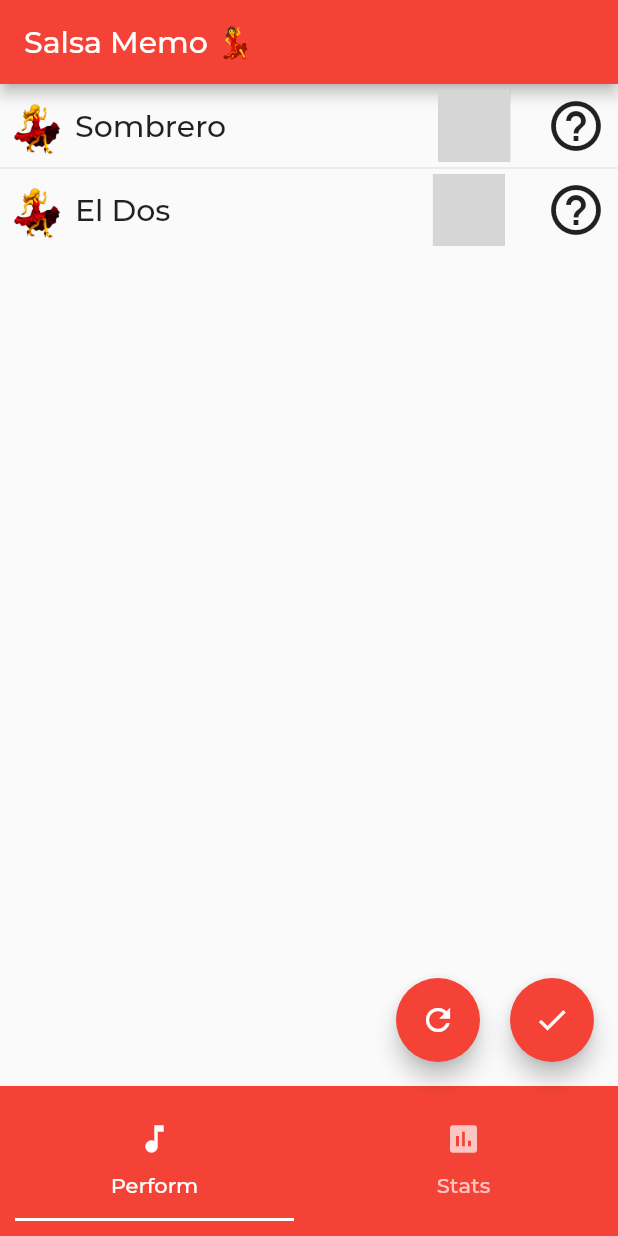
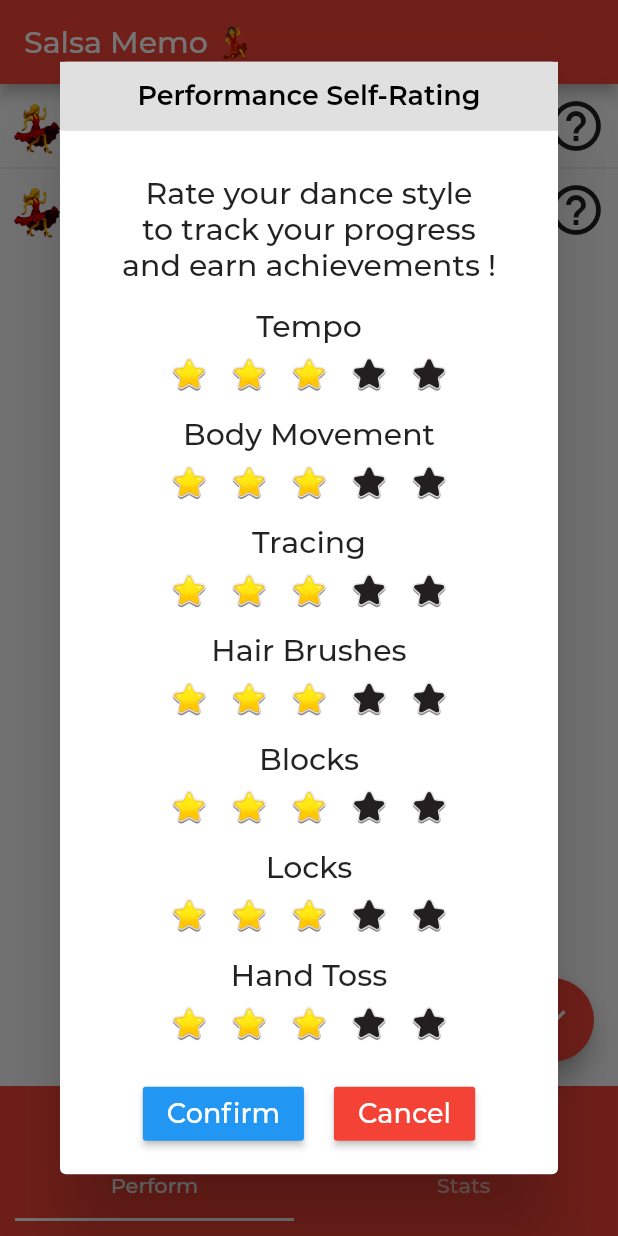
Before and after one commit to One-Week-Apps/SalsaCoach, a Flutter app: the screen it shows after launch, after a tap on the "check" icon, on a phone screen of 412 x 824 dp. Run offline on Flutter 3.47's test engine with Material 2 defaults, Android fonts, the phone set to English and light mode, and no system bars; our stand-ins replace charts_flutter, flutter_clean_architecture, shared_preferences; accounts and stored records are empty; statements that could not run were skipped; project files that could hold a hidden picture were left out; grey boxes are pictures that could not be loaded.

Commit message:
add Score Types structure and implement rate performance alert and performance score save

```diff
--- a/lib/src/app/pages/home/home_controller.dart
+++ b/lib/src/app/pages/home/home_controller.dart
@@ -1,9 +1,37 @@
+//import 'dart:collection';
+
+import 'package:salsa_memo/src/app/CustomImages.dart';
 import 'package:salsa_memo/src/domain/entities/move.dart';
+import 'package:salsa_memo/src/domain/entities/performance_score.dart';
 
 import './home_presenter.dart';
 import '../../../domain/entities/user.dart';
 import 'package:flutter/material.dart';
 import 'package:flutter_clean_architecture/flutter_clean_architecture.dart';
+
+enum ScoreTypes {
+  tempo,
+  bodyMovement,
+  tracing,
+  hairBrushes,
+  blocks,
+  locks,
+  handToss
+}
+
+extension ScoreTypesExtension on ScoreTypes {
+  static const _names = {
+    ScoreTypes.tempo: 'Tempo',
+    ScoreTypes.bodyMovement: 'Body Movement',
+    ScoreTypes.tracing: 'Tracing',
+    ScoreTypes.hairBrushes: 'Hair Brushes',
+    ScoreTypes.blocks: 'Blocks',
+    ScoreTypes.locks: 'Locks',
+    ScoreTypes.handToss: 'Hand Toss',
+  };
+
+  String get rawValue => _names[this];
+}
 
 class HomeController extends Controller {
   int _counter;
@@ -65,9 +93,24 @@ class HomeController extends Controller {
     //refreshUI();
   }
 
-  void ratePerformanceButtonPressed() {
+  void ratePerformanceButtonPressed(BuildContext context) {
     print("ratePerformanceButtonPressed");
-    homePresenter.addPerformance();
+    showCustomDialogWithImage(context);
+  }
+
+  void ratePerformanceValidated() {
+    print("ratePerformanceValidated");
+    var perfScore = PerformanceScore(
+      _ratings[ScoreTypes.tempo],
+      _ratings[ScoreTypes.bodyMovement],
+      _ratings[ScoreTypes.tracing],
+      _ratings[ScoreTypes.hairBrushes],
+      _ratings[ScoreTypes.blocks],
+      _ratings[ScoreTypes.locks],
+      _ratings[ScoreTypes.handToss],
+    );
+    var perf = Performance(DateTime.now().millisecondsSinceEpoch, perfScore, DateTime.now());
+    homePresenter.addPerformance(perf);
     refreshUI();
   }
 
@@ -82,4 +125,119 @@ class HomeController extends Controller {
     homePresenter.dispose(); // don't forget to dispose of the presenter
     super.dispose();
   }
+
+  static var _ratingsKeys = ScoreTypes.values;
+  static var _ratingsValues = List.filled(ScoreTypes.values.length, 3);
+  Map<ScoreTypes, int> _ratings = new Map.fromIterables(_ratingsKeys, _ratingsValues);
+
+  List<Widget> _starRatingView(ScoreTypes scoreType, StateSetter setState) {
+    var children = <Widget>[
+      for (var i = 0 ; i < 5 ; i++) new Container(
+        width: 40,
+        height: 40,
+        child: IconButton(icon: new Image.asset(
+            i < this._ratings[scoreType] ? CustomImages.starOn : CustomImages.starOff,
+            fit: BoxFit.scaleDown,
+          ), onPressed: () {
+            print("${scoreType.rawValue} rated ${i + 1}");
+            setState(() {
+              this._ratings[scoreType] = (i + 1);
+            });
+          })
+      )
+    ];
+    return children;
+  }
+
+  Widget _ratingBox(ScoreTypes scoreType) {
+    String title = scoreType.rawValue;
+    return Column(children: <Widget>[
+      Text(title, style: TextStyle(fontSize: 20, fontWeight: FontWeight.w500)),
+      StatefulBuilder(builder: (context, setState) {
+        return Row(mainAxisAlignment: MainAxisAlignment.center, children: _starRatingView(scoreType, setState));
+      }),
+      //Row(mainAxisAlignment: MainAxisAlignment.center, children: _starRatingView(scoreType)),
+    ]);
+  }
+
+  void showCustomDialogWithImage(BuildContext context) {
+    var screenSize = MediaQuery.of(context).size;
+    Dialog dialogWithImage = Dialog(
+      child: Container(
+        width: screenSize.width * 0.9,
+        height: screenSize.height * 0.9,
+        child: Column(
+          children: <Widget>[
+            Container(
+              margin: EdgeInsets.only(bottom: 30),
+              padding: EdgeInsets.all(12),
+              alignment: Alignment.center,
+              decoration: BoxDecoration(color: Colors.grey[300]),
+              child: Text(
+                "Performance Self-Rating",
+                style: TextStyle(
+                    color: Colors.black,
+                    fontSize: 18,
+                    fontWeight: FontWeight.w600),
+              ),
+            ),
+
+            // Rating Box
+            Text("Rate your dance style \nto track your progress \nand earn achievements !", textAlign: TextAlign.center, style: TextStyle(fontSize: 20, fontWeight: FontWeight.w500)),
+            Spacer(flex: 2),
+            _ratingBox(ScoreTypes.tempo),
+            Spacer(flex: 1),
+            _ratingBox(ScoreTypes.bodyMovement),
+            Spacer(flex: 1),
+            _ratingBox(ScoreTypes.tracing),
+            Spacer(flex: 1),
+            _ratingBox(ScoreTypes.hairBrushes),
+            Spacer(flex: 1),
+            _ratingBox(ScoreTypes.blocks),
+            Spacer(flex: 1),
+            _ratingBox(ScoreTypes.locks),
+            Spacer(flex: 1),
+            _ratingBox(ScoreTypes.handToss),
+            Spacer(flex: 2),
+
+            // Confirm Button
+            Row(
+              mainAxisAlignment: MainAxisAlignment.center,
+              crossAxisAlignment: CrossAxisAlignment.end,
+              children: <Widget>[
+                RaisedButton(
+                  color: Colors.blue,
+                  onPressed: () {
+                    this.ratePerformanceValidated();
+                    Navigator.of(context).pop();
+                  },
+                  child: Text(
+                    'Confirm',
+                    style: TextStyle(fontSize: 18.0, color: Colors.white),
+                  ),
+                ),
+                SizedBox(
+                  width: 20,
+                ),
+                RaisedButton(
+                  color: Colors.red,
+                  onPressed: () {
+                    Navigator.of(context).pop();
+                  },
+                  child: Text(
+                    'Cancel',
+                    style: TextStyle(fontSize: 18.0, color: Colors.white),
+                  ),
+                )
+              ],
+            ),
+            Spacer(flex: 2),
+          ],
+        ),
+      ),
+    );
+
+    showDialog(
+        context: context, builder: (BuildContext context) => dialogWithImage);
 }
+}
--- a/lib/src/app/pages/home/home_presenter.dart
+++ b/lib/src/app/pages/home/home_presenter.dart
@@ -1,5 +1,6 @@
 import 'package:salsa_memo/src/data/repositories/in_memory_performance_repository.dart';
 import 'package:salsa_memo/src/data/repositories/random_moves_generator.dart';
+import 'package:salsa_memo/src/domain/entities/performance_score.dart';
 import 'package:salsa_memo/src/domain/usecases/rate_performance_usecase.dart';
 
 import '../../../domain/usecases/get_all_moves_usecase.dart';
@@ -36,9 +37,10 @@ class HomePresenter extends Presenter {
         GetAllMovesUseCaseParams(2));
   }
 
-  void addPerformance() {
+  void addPerformance(Performance perf) {
     ratePerformanceUseCase.execute(
-      _AddPerformanceUseCaseObserver(this)
+      _AddPerformanceUseCaseObserver(this),
+      RatePerformanceUseCaseParams(perf)
     );
   }
 
--- a/lib/src/app/pages/home/home_view.dart
+++ b/lib/src/app/pages/home/home_view.dart
@@ -71,7 +71,7 @@ class _HomePageState extends ViewState<HomePage, HomeController>
 
   Widget _ratePerformanceButton() {
     return FloatingActionButton(
-      onPressed: () => controller.ratePerformanceButtonPressed(),
+      onPressed: () => controller.ratePerformanceButtonPressed(context),
       tooltip: 'Rate Performance',
       child: Icon(Icons.check),
     );
--- a/pubspec.yaml
+++ b/pubspec.yaml
@@ -14,7 +14,7 @@ description: A Salsa Memo application, plan your favorite moves and rate your ow
 version: 1.0.0+1
 
 environment:
-  sdk: ">=2.3.0 <3.0.0"
+  sdk: ">=2.6.0 <3.0.0"
 
 flutter_icons:
     android: "launcher_icon"
```
